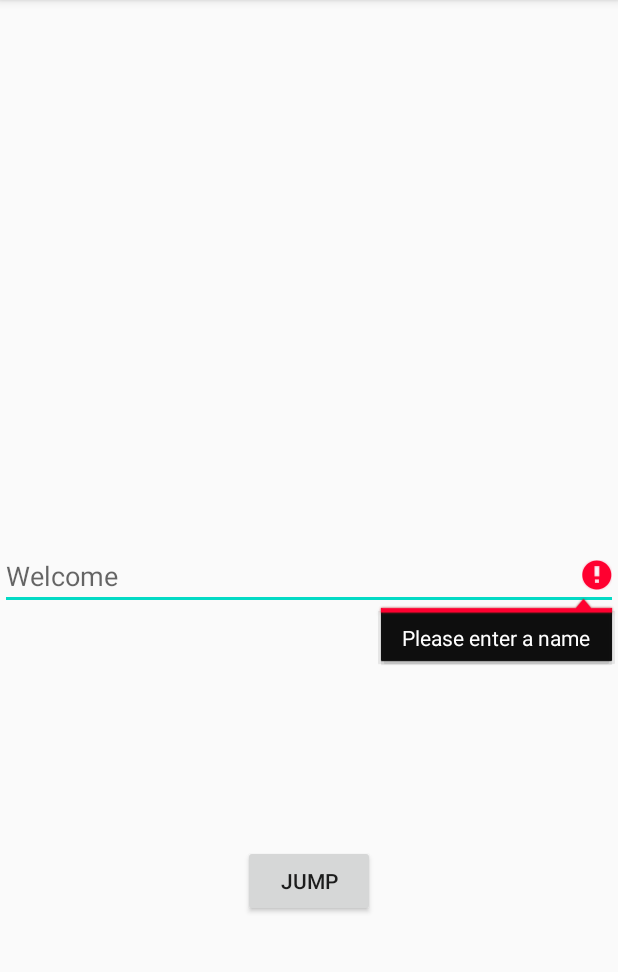
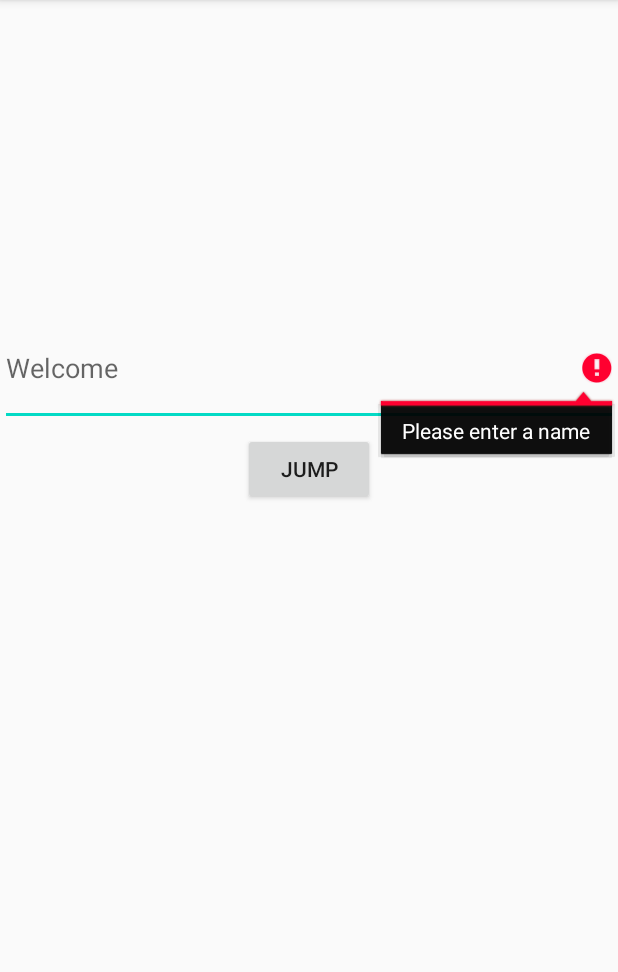
Before and after one commit to ZhuSniffsTheRose/FragmentsWithNavigation, an Android app: the screen it shows after launch (MainActivity), after a tap on "JUMP", on a phone screen of 412 x 824 dp, the part 84-1056 px from its top. Run offline under Robolectric (Android 15) with nearby library versions, the phone set to English and light mode, and no system bars.

Commit message:
1.Update version of navigation-....-gradle-plugin. 2.Use ViewBinding.

```diff
--- a/app/build.gradle
+++ b/app/build.gradle
@@ -1,7 +1,7 @@
 apply plugin: 'com.android.application'
 apply plugin: 'kotlin-android'
 apply plugin: 'kotlin-android-extensions'
-apply plugin: "androidx.navigation.safeargs"
+apply plugin: "androidx.navigation.safeargs.kotlin"
 
 android {
     compileSdkVersion 29
@@ -24,6 +24,9 @@ android {
         }
     }
 
+    viewBinding {
+        enabled = true
+    }
 }
 
 dependencies {
--- a/app/src/main/java/com/example/fragmentswithnavigation/HomeFragment.kt
+++ b/app/src/main/java/com/example/fragmentswithnavigation/HomeFragment.kt
@@ -1,46 +1,38 @@
 package com.example.fragmentswithnavigation
 
 import android.os.Bundle
-import androidx.fragment.app.Fragment
-import android.view.LayoutInflater
-import android.view.View
-import android.view.ViewGroup
-import android.widget.Button
-import android.widget.EditText
 import androidx.navigation.fragment.findNavController
+import com.example.fragmentswithnavigation.base.AbsViewBindingFragment
+import com.example.fragmentswithnavigation.databinding.FragmentHomeBinding
 
 
-class HomeFragment : Fragment() {
+class HomeFragment : AbsViewBindingFragment<FragmentHomeBinding>() {
+
     private var arg: String? = null
+
     override fun onCreate(savedInstanceState: Bundle?) {
         super.onCreate(savedInstanceState)
         arg = requireArguments().getString(ARG)
     }
 
-    override fun onCreateView(
-        inflater: LayoutInflater, container: ViewGroup?,
-        savedInstanceState: Bundle?
-    ): View? {
-        return inflater.inflate(R.layout.fragment_home, container, false)
-    }
-
     override fun onActivityCreated(savedInstanceState: Bundle?) {
         super.onActivityCreated(savedInstanceState)
 
-        val enterName = view?.findViewById<EditText>(R.id.enterName)
-        enterName?.hint = arg
-        view?.findViewById<Button>(R.id.home_btn)?.setOnClickListener {
-            val name = enterName?.text.toString()
+        mViewBinding.enterName.hint = arg
+        mViewBinding.homeBtn.setOnClickListener {
+            val name = mViewBinding.enterName.text.toString()
             if (name.isEmpty()) {
-                enterName?.error = "Please enter a name"
+                mViewBinding.enterName.error = "Please enter a name"
             } else {
 
                 val actionHomeFragmentToSecondFragment =
-                    HomeFragmentDirections.actionHomeFragmentToSecondFragment()
-                actionHomeFragmentToSecondFragment.setName(name)
+                    HomeFragmentDirections.actionHomeFragmentToSecondFragment(name)
                 findNavController().navigate(actionHomeFragmentToSecondFragment)
             }
 
         }
     }
+
+    override fun initViewBinding(): FragmentHomeBinding =
+        FragmentHomeBinding.inflate(layoutInflater)
 }
--- a/app/src/main/java/com/example/fragmentswithnavigation/MainActivity.kt
+++ b/app/src/main/java/com/example/fragmentswithnavigation/MainActivity.kt
@@ -4,15 +4,23 @@ import androidx.appcompat.app.AppCompatActivity
 import android.os.Bundle
 import androidx.navigation.NavController
 import androidx.navigation.findNavController
+import com.example.fragmentswithnavigation.databinding.ActivityMainBinding
 
 const val ARG = "args"
 
+/**
+ * The root element of the layout is always stored in a property called root which is generated automatically for you.
+ * In an Activity’s onCreate method you pass root to setContentView to tell the Activity to use the layout from the binding object.
+ *
+ *  When using view binding in an Activity, you should always pass the layout from the binding object with setContentView(binding.root).
+ */
 class MainActivity : AppCompatActivity() {
 
     private lateinit var navController: NavController
     override fun onCreate(savedInstanceState: Bundle?) {
         super.onCreate(savedInstanceState)
-        setContentView(R.layout.activity_main)
+        val binding = ActivityMainBinding.inflate(layoutInflater)
+        setContentView(binding.root)
         val bundle = Bundle()
         bundle.putString(ARG, "Welcome")
         navController = findNavController(R.id.fragment)
--- /dev/null
+++ b/app/src/main/java/com/example/fragmentswithnavigation/base/AbsViewBindingFragment.kt
@@ -0,0 +1,24 @@
+package com.example.fragmentswithnavigation.base
+
+import android.os.Bundle
+import android.view.LayoutInflater
+import android.view.View
+import android.view.ViewGroup
+import androidx.fragment.app.Fragment
+import androidx.viewbinding.ViewBinding
+
+abstract class AbsViewBindingFragment<V : ViewBinding> : Fragment() {
+    var mViewBinding by autoCleared<V>()
+
+    override fun onCreateView(
+        inflater: LayoutInflater,
+        container: ViewGroup?,
+        savedInstanceState: Bundle?
+    ): View? {
+        mViewBinding = initViewBinding()
+        return mViewBinding.root
+    }
+
+    abstract fun initViewBinding(): V
+
+}
--- /dev/null
+++ b/app/src/main/java/com/example/fragmentswithnavigation/base/AutoClearedValueFragment.kt
@@ -0,0 +1,57 @@
+package com.example.fragmentswithnavigation.base
+
+/*
+ * Copyright (C) 2018 The Android Open Source Project
+ *
+ * Licensed under the Apache License, Version 2.0 (the "License");
+ * you may not use this file except in compliance with the License.
+ * You may obtain a copy of the License at
+ *
+ *      http://www.apache.org/licenses/LICENSE-2.0
+ *
+ * Unless required by applicable law or agreed to in writing, software
+ * distributed under the License is distributed on an "AS IS" BASIS,
+ * WITHOUT WARRANTIES OR CONDITIONS OF ANY KIND, either express or implied.
+ * See the License for the specific language governing permissions and
+ * limitations under the License.
+ */
+
+import androidx.fragment.app.Fragment
+import androidx.lifecycle.Lifecycle
+import androidx.lifecycle.LifecycleObserver
+import androidx.lifecycle.OnLifecycleEvent
+import kotlin.properties.ReadWriteProperty
+import kotlin.reflect.KProperty
+
+/**
+ * A lazy property that gets cleaned up when the fragment is destroyed.
+ *
+ * Accessing this variable in a destroyed fragment will throw NPE.
+ */
+class AutoClearedValueFragment<T : Any>(val fragment: Fragment) : ReadWriteProperty<Fragment, T> {
+    private var _value: T? = null
+
+    init {
+        fragment.lifecycle.addObserver(object : LifecycleObserver {
+            @OnLifecycleEvent(Lifecycle.Event.ON_DESTROY)
+            fun onDestroy() {
+                _value = null
+            }
+        })
+    }
+
+    override fun getValue(thisRef: Fragment, property: KProperty<*>): T {
+        return _value ?: throw IllegalStateException(
+            "should never call auto-cleared-value get when it might not be available"
+        )
+    }
+
+    override fun setValue(thisRef: Fragment, property: KProperty<*>, value: T) {
+        _value = value
+    }
+}
+
+/**
+ * Creates an [AutoClearedValue] associated with this fragment.
+ */
+fun <T : Any> Fragment.autoCleared() = AutoClearedValueFragment<T>(this)
--- a/app/src/main/res/layout/fragment_home.xml
+++ b/app/src/main/res/layout/fragment_home.xml
@@ -9,11 +9,13 @@
     <EditText
         android:id="@+id/enterName"
         android:layout_width="match_parent"
-        android:layout_height="wrap_content"
+        android:layout_height="0dp"
         android:hint="@string/what_is_your_name"
         android:inputType="textPersonName"
+        app:layout_constraintEnd_toEndOf="parent"
+        app:layout_constraintVertical_bias="0.3"
         app:layout_constraintBottom_toBottomOf="parent"
-        app:layout_constraintEnd_toEndOf="parent"
+        app:layout_constraintHeight_percent="0.1"
         app:layout_constraintStart_toStartOf="parent"
         app:layout_constraintTop_toTopOf="parent" />
 
@@ -22,6 +24,7 @@
         android:layout_width="wrap_content"
         android:layout_height="wrap_content"
         android:text="@string/jump"
+        app:layout_constraintVertical_bias="0.01"
         app:layout_constraintBottom_toBottomOf="parent"
         app:layout_constraintEnd_toEndOf="parent"
         app:layout_constraintStart_toStartOf="parent"
--- a/build.gradle
+++ b/build.gradle
@@ -10,7 +10,7 @@ buildscript {
     dependencies {
         classpath 'com.android.tools.build:gradle:3.6.1'
         classpath "org.jetbrains.kotlin:kotlin-gradle-plugin:$kotlin_version"
-        classpath 'android.arch.navigation:navigation-safe-args-gradle-plugin:1.0.0-alpha05'
+        classpath 'androidx.navigation:navigation-safe-args-gradle-plugin:2.2.2'
         // NOTE: Do not place your application dependencies here; they belong
         // in the individual module build.gradle files
     }
```
Also changed, not shown: app/src/main/java/com/example/fragmentswithnavigation/SecondFragment.kt (+7 -17 lines).
